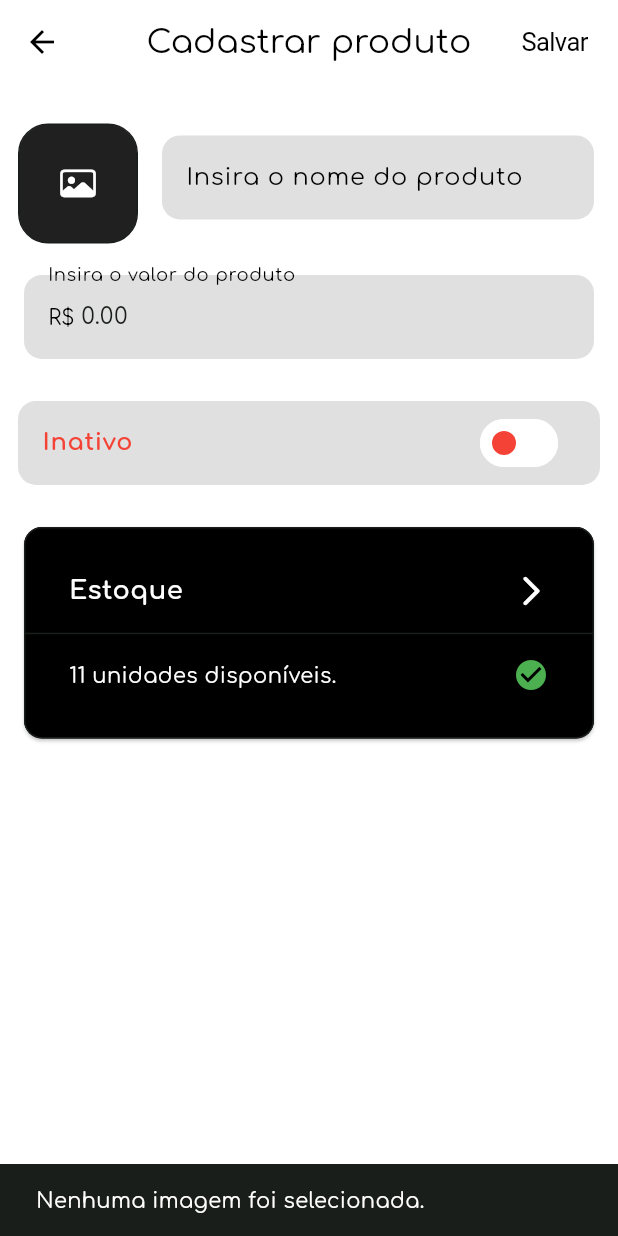
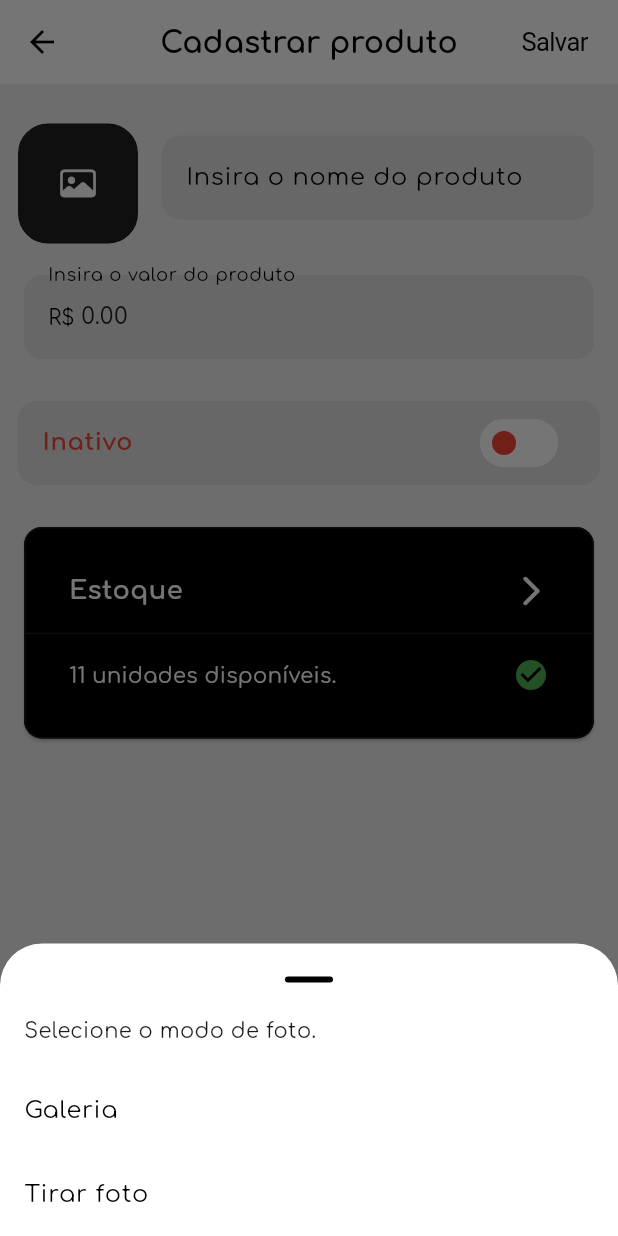
Before and after one commit to eric-oliveira23/MinStock, a Flutter app: the AddProductPage screen opened directly, after a tap on an icon or button, on a phone screen of 412 x 824 dp. Run offline on Flutter 3.47's test engine with Material 3 defaults, Android fonts, the phone set to English and light mode, and no system bars; our stand-ins replace flutter_animate, flutter_masked_text2, flutter_screenutil, get_it, google_fonts, hive and 2 more; accounts and stored records are empty.

```diff
--- a/lib/core/design_system/theme/theme.dart
+++ b/lib/core/design_system/theme/theme.dart
@@ -1,12 +1,15 @@
+// ignore_for_file: deprecated_member_use
+
 import 'package:flutter/material.dart';
 import 'package:google_fonts/google_fonts.dart';
 import 'package:minstock/core/design_system/theme/app_colors.dart';
 
 final darkTheme = ThemeData(
   useMaterial3: true,
+  visualDensity: VisualDensity.adaptivePlatformDensity,
   scaffoldBackgroundColor: const Color(0xFF151517),
   primaryColor: const Color(0xFF151517),
-  colorScheme: ColorScheme.fromSwatch(primarySwatch: _white),
+  colorScheme: ColorScheme.fromSwatch(primarySwatch: _white).copyWith(onSecondary: AppColors.grey2020),
   fontFamily: GoogleFonts.comfortaa().fontFamily,
   appBarTheme: AppBarTheme(
     backgroundColor: const Color(0xFF151517),
@@ -39,8 +42,8 @@ final darkTheme = ThemeData(
   ),
   elevatedButtonTheme: ElevatedButtonThemeData(
     style: ButtonStyle(
-      backgroundColor: MaterialStateProperty.all<Color>(const Color(0xFF004A77)),
-      foregroundColor: MaterialStateProperty.all<Color>(
+      backgroundColor: WidgetStateProperty.all<Color>(const Color(0xFF004A77)),
+      foregroundColor: WidgetStateProperty.all<Color>(
         const Color(0xffffffff),
       ),
     ),
@@ -57,12 +60,13 @@ final darkTheme = ThemeData(
   iconTheme: const IconThemeData(color: Colors.white),
   iconButtonTheme: const IconButtonThemeData(
     style: ButtonStyle(
-      iconColor: MaterialStatePropertyAll(Colors.white),
+      iconColor: WidgetStatePropertyAll(Colors.white),
     ),
   ),
   primaryIconTheme: const IconThemeData(color: Colors.white),
   listTileTheme: ListTileThemeData(
     tileColor: AppColors.grey2020,
+    titleTextStyle: const TextStyle().copyWith(color: Colors.white, fontFamily: GoogleFonts.comfortaa().fontFamily),
   ),
 );
 
@@ -70,13 +74,21 @@ final darkTheme = ThemeData(
 
 final lightTheme = ThemeData(
   useMaterial3: true,
+  visualDensity: VisualDensity.adaptivePlatformDensity,
   primaryColor: Colors.white,
-  scaffoldBackgroundColor: Colors.white,
-  colorScheme: ColorScheme.fromSwatch(primarySwatch: _black),
+  scaffoldBackgroundColor: Colors.grey.shade200,
+  colorScheme: ColorScheme.fromSwatch(primarySwatch: _black).copyWith(onSecondary: Colors.grey.shade300),
   fontFamily: GoogleFonts.comfortaa().fontFamily,
-  appBarTheme: const AppBarTheme(
+  appBarTheme: AppBarTheme(
     backgroundColor: Colors.white,
     centerTitle: true,
+    titleTextStyle: GoogleFonts.comfortaa(
+      textStyle: const TextStyle(
+        color: Colors.black,
+        fontWeight: FontWeight.bold,
+        fontSize: 20,
+      ),
+    ),
   ),
   inputDecorationTheme: InputDecorationTheme(
     filled: true,
@@ -97,8 +109,8 @@ final lightTheme = ThemeData(
   ),
   elevatedButtonTheme: ElevatedButtonThemeData(
     style: ButtonStyle(
-      backgroundColor: MaterialStateProperty.all<Color>(const Color(0xFF004A77)),
-      foregroundColor: MaterialStateProperty.all<Color>(
+      backgroundColor: WidgetStateProperty.all<Color>(const Color(0xFF004A77)),
+      foregroundColor: WidgetStateProperty.all<Color>(
         const Color(0xffffffff),
       ),
     ),
--- a/lib/features/add_product/add_product_page.dart
+++ b/lib/features/inventory/add_product/add_product_page.dart
@@ -5,7 +5,7 @@ import 'package:flutter_screenutil/flutter_screenutil.dart';
 import 'package:minstock/core/design_system/components/opacity_animator.dart';
 import 'package:minstock/core/design_system/theme/app_colors.dart';
 import 'package:minstock/core/domain/product/entities/product_entity.dart';
-import 'package:minstock/features/add_product/add_product_provider.dart';
+import 'package:minstock/features/inventory/add_product/add_product_provider.dart';
 import 'package:provider/provider.dart';
 
 class AddProductPage extends StatefulWidget {
@@ -61,7 +61,8 @@ class _AddProductPageState extends State<AddProductPage> {
                       Padding(
                         padding: const EdgeInsets.only(left: 12),
                         child: OpacityAnimator(
-                          onTap: () async => await addProductProvider.getImage(context),
+                          // onTap: () async => await addProductProvider.getImage(context),
+                          onTap: () => _showCameraBottomSheet(context),
                           child: Container(
                             width: 80,
                             height: 80,
@@ -119,6 +120,7 @@ class _AddProductPageState extends State<AddProductPage> {
                   ),
                   Padding(
                     padding: const EdgeInsets.all(12),
+                    child: ListTileTheme(
                       child: SwitchListTile(
                         title: Text(
                           addProductProvider.activeProduct ? "Ativo" : "Inativo",
@@ -139,10 +141,11 @@ class _AddProductPageState extends State<AddProductPage> {
                         onChanged: (value) => addProductProvider.handleActiveSwitch(value),
                       ),
                     ),
+                  ),
                   Padding(
                     padding: const EdgeInsets.all(12),
                     child: OpacityAnimator(
-                      onTap: () => _showSimpleBottomSheet(context),
+                      onTap: () => _showQuantityBottomSheet(context),
                       child: Card(
                         surfaceTintColor: Colors.transparent,
                         color: Colors.black,
@@ -212,12 +215,73 @@ class _AddProductPageState extends State<AddProductPage> {
   // b o t t o m  s h e e t s
 
   // stock
-  Future<void> _showSimpleBottomSheet(BuildContext context) async {
+  Future<void> _showQuantityBottomSheet(BuildContext context) async {
     showModalBottomSheet<void>(
       context: context,
       isScrollControlled: true,
       showDragHandle: true,
       builder: (BuildContext context) {
+        return StockQuantityBottomSheet(addProductProvider: addProductProvider);
+      },
+    );
+  }
+
+  Future<void> _showCameraBottomSheet(BuildContext context) async {
+    showModalBottomSheet<void>(
+      context: context,
+      isScrollControlled: true,
+      showDragHandle: true,
+      builder: (BuildContext context) {
+        return Padding(
+          padding: EdgeInsets.fromLTRB(
+            0,
+            0,
+            0,
+            MediaQuery.of(context).viewInsets.bottom,
+          ),
+          child: Column(
+            mainAxisSize: MainAxisSize.min,
+            crossAxisAlignment: CrossAxisAlignment.start,
+            children: [
+              const Padding(
+                padding: EdgeInsets.only(left: 16),
+                child: Text("Selecione o modo de foto."),
+              ),
+              const SizedBox(height: 15),
+              ListView(
+                shrinkWrap: true,
+                padding: EdgeInsets.zero,
+                children: [
+                  ListTile(
+                    title: const Text("Galeria"),
+                    onTap: () {},
+                    tileColor: Colors.transparent,
+                  ),
+                  ListTile(
+                    title: const Text("Tirar foto"),
+                    onTap: () {},
+                    tileColor: Colors.transparent,
+                  ),
+                ],
+              ),
+            ],
+          ),
+        );
+      },
+    );
+  }
+}
+
+class StockQuantityBottomSheet extends StatelessWidget {
+  const StockQuantityBottomSheet({
+    super.key,
+    required this.addProductProvider,
+  });
+
+  final AddProductProvider addProductProvider;
+
+  @override
+  Widget build(BuildContext context) {
     return Padding(
       padding: EdgeInsets.fromLTRB(
         16,
@@ -249,7 +313,7 @@ class _AddProductPageState extends State<AddProductPage> {
                       shape: const CircleBorder(),
                     ),
                     child: const Icon(Icons.remove, color: Colors.red),
-                        onPressed: () {},
+                    onPressed: () => addProductProvider.decrementStockQuantity(),
                   ),
                 ),
                 suffixIcon: Padding(
@@ -263,7 +327,7 @@ class _AddProductPageState extends State<AddProductPage> {
                       Icons.add,
                       color: Colors.green,
                     ),
-                        onPressed: () {},
+                    onPressed: () => addProductProvider.incrementStockQuantity(),
                   ),
                 ),
               ),
@@ -271,21 +335,11 @@ class _AddProductPageState extends State<AddProductPage> {
           ),
           Padding(
             padding: const EdgeInsets.all(8.0),
-                child: Row(children: [
-                  Expanded(
-                    child: TextButton(
-                      onPressed: () {
-                        Navigator.pop(context);
-                      },
-                      child: const Text(
-                        'Cancelar',
-                      ),
-                    ),
-                  ),
-                  Expanded(
+            child: SizedBox(
+              width: double.infinity,
               child: TextButton(
                 style: ButtonStyle(
-                        backgroundColor: MaterialStatePropertyAll(
+                  backgroundColor: WidgetStatePropertyAll(
                     Theme.of(context).colorScheme.primary,
                   ),
                 ),
@@ -293,18 +347,15 @@ class _AddProductPageState extends State<AddProductPage> {
                   Navigator.pop(context);
                 },
                 child: Text(
-                        'Salvar',
+                  'Fechar',
                   style: TextStyle(color: Theme.of(context).primaryColor),
                 ),
               ),
             ),
-                ]),
           ),
           const SizedBox(height: 10),
         ],
       ),
-        );
-      },
     );
   }
 }
--- a/lib/features/inventory/inventory_page/inventory_page.dart
+++ b/lib/features/inventory/inventory_page/inventory_page.dart
@@ -2,7 +2,7 @@ import 'package:flutter_animate/flutter_animate.dart';
 import 'package:flutter_screenutil/flutter_screenutil.dart';
 import 'package:lottie/lottie.dart';
 import 'package:minstock/core/design_system/components/product_card.dart';
-import 'package:minstock/features/add_product/add_product_page.dart';
+import 'package:minstock/features/inventory/add_product/add_product_page.dart';
 import 'package:minstock/features/inventory/inventory_page/inventory_page_provider.dart';
 import 'package:provider/provider.dart';
 
@@ -27,6 +27,9 @@ class _InventoryPageState extends State<InventoryPage> {
   @override
   Widget build(BuildContext context) {
     return Scaffold(
+      appBar: AppBar(
+        title: const Text("MinStock"),
+      ),
       body: SizedBox.expand(
         child: SingleChildScrollView(
           controller: inventoryProvider.scrollController,
--- a/lib/main.dart
+++ b/lib/main.dart
@@ -3,8 +3,8 @@ import 'package:flutter_screenutil/flutter_screenutil.dart';
 import 'package:minstock/core/common/helper/hive_helper.dart';
 import 'package:minstock/core/design_system/theme/theme.dart';
 import 'package:minstock/core/injector.dart';
+import 'package:minstock/features/inventory/inventory_page/inventory_page.dart';
 import 'package:minstock/features/inventory/inventory_page/inventory_page_provider.dart';
-import 'package:minstock/features/main_holder/main_holder_page.dart';
 import 'package:provider/provider.dart';
 
 void main() async {
@@ -36,7 +36,7 @@ class MinStock extends StatelessWidget {
           title: 'MinStock',
           theme: lightTheme,
           darkTheme: darkTheme,
-          home: const HolderPage(),
+          home: const InventoryPage(),
         ),
       ),
     );
--- a/pubspec.yaml
+++ b/pubspec.yaml
@@ -42,6 +42,7 @@ flutter:
   # To add assets to your application, add an assets section, like this:
   assets:
     - assets/anim/
+    - assets/images/
   #   - images/a_dot_ham.jpeg
 
   # An image asset can refer to one or more resolution-specific "variants", see
```
Also changed, not shown: lib/core/design_system/components/product_card.dart (+8 -2 lines), lib/features/inventory/add_product/add_product_provider.dart (renamed from lib/features/add_product/add_product_provider.dart, +15 -7 lines), lib/features/main_holder/main_holder_page.dart (deleted, +0 -79 lines), lib/features/main_holder/main_holder_provider.dart (deleted, +0 -10 lines), pubspec.lock. Lines whose indentation alone changed are shown as unchanged.
